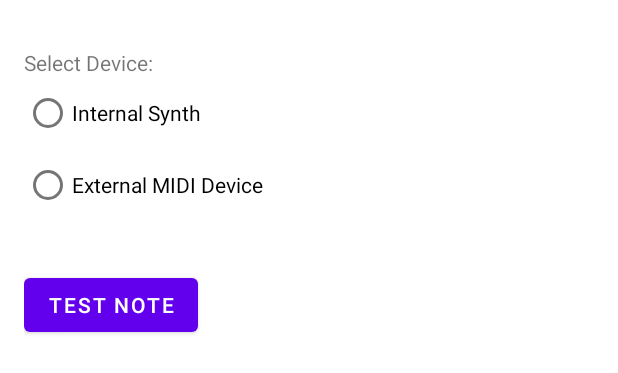
After one commit to Noam-Bendelac/cs3714-midi-project, an Android app: the layout fragment_setup.xml on its own in the app's theme, with its tools: preview values and no code run, on a phone screen of 412 x 824 dp. The commit adds this screen. Shown: the top 373 px of the screen. Run offline under Robolectric (Android 15) with nearby library versions, the phone set to English and light mode, and no system bars.

Commit message:
Add Setup page

```diff
--- a/app/build.gradle
+++ b/app/build.gradle
@@ -36,6 +36,8 @@ dependencies {
     implementation 'androidx.constraintlayout:constraintlayout:2.0.4'
     implementation 'androidx.lifecycle:lifecycle-livedata-ktx:2.3.1'
     implementation 'androidx.lifecycle:lifecycle-viewmodel-ktx:2.3.1'
+    implementation "androidx.drawerlayout:drawerlayout:1.1.1"
+    implementation 'androidx.legacy:legacy-support-v4:1.0.0'
     testImplementation 'junit:junit:4.+'
     androidTestImplementation 'androidx.test.ext:junit:1.1.2'
     androidTestImplementation 'androidx.test.espresso:espresso-core:3.3.0'
--- /dev/null
+++ b/app/src/main/res/layout/fragment_setup.xml
@@ -0,0 +1,49 @@
+<?xml version="1.0" encoding="utf-8"?>
+<androidx.constraintlayout.widget.ConstraintLayout xmlns:android="http://schemas.android.com/apk/res/android"
+    xmlns:app="http://schemas.android.com/apk/res-auto"
+    xmlns:tools="http://schemas.android.com/tools"
+    android:id="@+id/constraintLayout"
+    android:layout_width="match_parent"
+    android:layout_height="match_parent"
+    android:background="#FFFFFF"
+    android:paddingStart="16dp"
+    tools:context=".ui.SetupFragment">
+
+    <TextView
+        android:id="@+id/textView2"
+        android:layout_width="wrap_content"
+        android:layout_height="wrap_content"
+        android:layout_marginTop="32dp"
+        android:text="Select Device:"
+        app:layout_constraintStart_toStartOf="parent"
+        app:layout_constraintTop_toTopOf="parent" />
+
+    <RadioGroup
+        android:id="@+id/radioGroup"
+        android:layout_width="wrap_content"
+        android:layout_height="wrap_content"
+        app:layout_constraintStart_toStartOf="parent"
+        app:layout_constraintTop_toBottomOf="@+id/textView2">
+
+        <RadioButton
+            android:id="@+id/radioButtonInternal"
+            android:layout_width="match_parent"
+            android:layout_height="wrap_content"
+            android:text="Internal Synth" />
+
+        <RadioButton
+            android:id="@+id/radioButtonExternal"
+            android:layout_width="match_parent"
+            android:layout_height="wrap_content"
+            android:text="External MIDI Device" />
+    </RadioGroup>
+
+    <Button
+        android:id="@+id/buttonTestNote"
+        android:layout_width="wrap_content"
+        android:layout_height="wrap_content"
+        android:layout_marginTop="32dp"
+        android:text="Test Note"
+        app:layout_constraintStart_toStartOf="parent"
+        app:layout_constraintTop_toBottomOf="@+id/radioGroup" />
+</androidx.constraintlayout.widget.ConstraintLayout>
```
Also changed, not shown: app/src/main/AndroidManifest.xml (+10 -2 lines), app/src/main/java/com/example/midiproject/ui/SetupActivity.java (added, +29 -0 lines), app/src/main/java/com/example/midiproject/ui/SetupFragment.java (added, +54 -0 lines), app/src/main/res/layout/activity_setup.xml (added, +59 -0 lines), app/src/main/res/values/strings.xml (+11 -0 lines).
